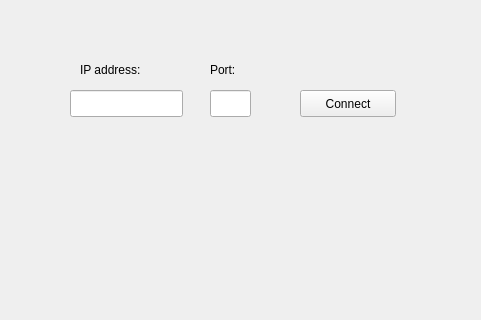
Qt form client/mainwindow.ui (KANF04/lab_sieci_projekt) before a commit; both pictures show x 120 to 601 and y 0 to 320 of the 800 by 600 pixel window.
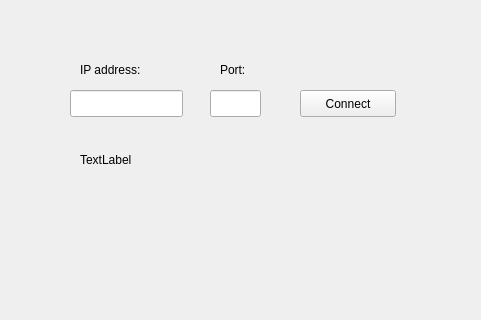
The same form after that commit.

What changed in the file:
```diff
--- a/client/mainwindow.ui
+++ b/client/mainwindow.ui
@@ -58,7 +58,7 @@
      <rect>
       <x>330</x>
       <y>90</y>
-      <width>41</width>
+      <width>51</width>
       <height>27</height>
      </rect>
     </property>
@@ -66,7 +66,7 @@
    <widget class="QLabel" name="label_2">
     <property name="geometry">
      <rect>
-      <x>330</x>
+      <x>340</x>
       <y>60</y>
       <width>70</width>
       <height>19</height>
@@ -76,6 +76,22 @@
      <string>Port:</string>
     </property>
    </widget>
+   <widget class="QLabel" name="serverMsgLabel">
+    <property name="enabled">
+     <bool>true</bool>
+    </property>
+    <property name="geometry">
+     <rect>
+      <x>200</x>
+      <y>150</y>
+      <width>321</width>
+      <height>19</height>
+     </rect>
+    </property>
+    <property name="text">
+     <string>TextLabel</string>
+    </property>
+   </widget>
   </widget>
   <widget class="QMenuBar" name="menubar">
    <property name="geometry">
```
